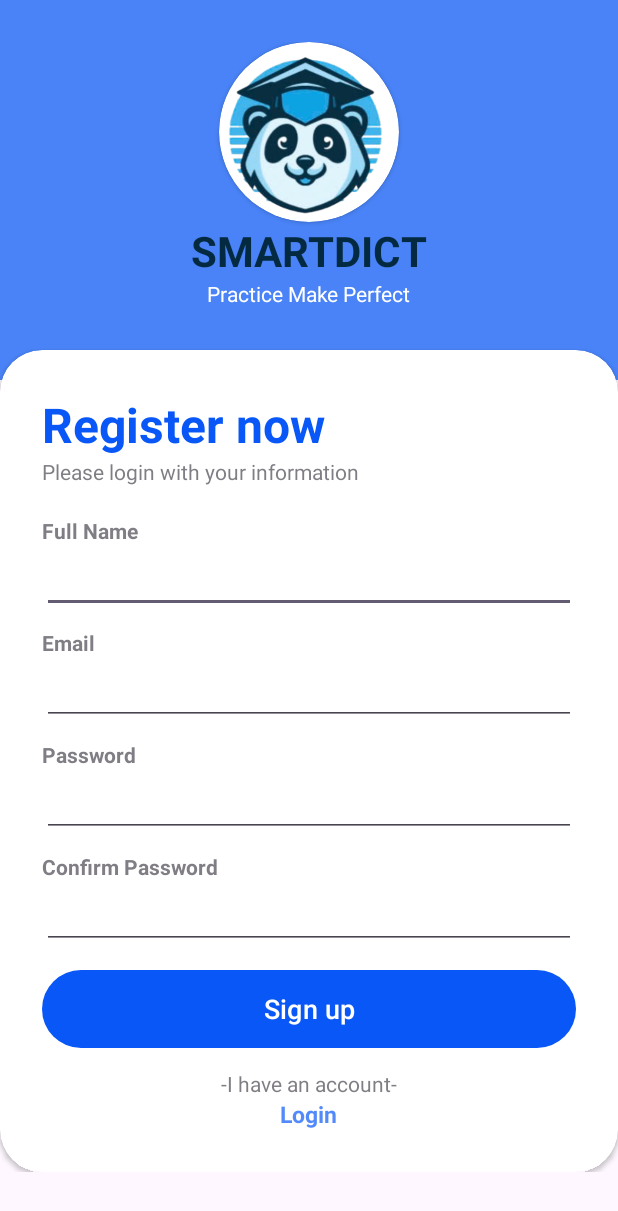
After one commit to TuanThanhIT/LTDD_ProjectCK_SmartDict, an Android app: the layout activity_sign_up.xml on its own in the app's theme, with its tools: preview values and no code run, on a phone screen of 412 x 824 dp. The commit adds this screen. Shown: the top 1211 px of the screen. Run offline under Robolectric (Android 15) with nearby library versions, the phone set to English and light mode, and no system bars.

Commit message:
update code 26/03/2025

```diff
--- a/Project_LTDD/app/build.gradle.kts
+++ b/Project_LTDD/app/build.gradle.kts
@@ -48,4 +48,5 @@ dependencies {
     androidTestImplementation(libs.ext.junit)
     androidTestImplementation(libs.espresso.core)
     implementation(libs.lottie)
+    implementation(libs.pinview)
 }
--- a/Project_LTDD/app/src/main/AndroidManifest.xml
+++ b/Project_LTDD/app/src/main/AndroidManifest.xml
@@ -17,7 +17,7 @@
         tools:targetApi="31">
 
         <activity
-            android:name=".activities.LoginActivity"
+            android:name=".activities.OTPActivity"
             android:exported="true">
             <intent-filter>
                 <action android:name="android.intent.action.MAIN" />
--- a/Project_LTDD/app/src/main/res/layout/activity_login.xml
+++ b/Project_LTDD/app/src/main/res/layout/activity_login.xml
@@ -95,6 +95,7 @@
                     android:textStyle="bold" />
 
                 <EditText
+                    android:id="@+id/edt_email"
                     android:layout_width="match_parent"
                     android:layout_height="50dp"
                     android:layout_marginStart="20dp"
@@ -108,6 +109,7 @@
                     android:paddingStart="10dp" />
 
                 <EditText
+                    android:id="@+id/edt_password"
                     android:layout_width="match_parent"
                     android:layout_height="50dp"
                     android:layout_marginStart="20dp"
@@ -154,6 +156,7 @@
                 </RelativeLayout>
 
                 <androidx.appcompat.widget.AppCompatButton
+                    android:id="@+id/btn_login"
                     android:layout_width="160dp"
                     android:layout_height="wrap_content"
                     android:layout_gravity="center_horizontal"
@@ -182,6 +185,7 @@
             app:layout_editor_absoluteY="594dp">
 
             <ImageView
+                android:id="@+id/img_gg"
                 android:layout_width="match_parent"
                 android:layout_height="match_parent"
                 android:padding="5dp"
@@ -258,6 +262,7 @@
                 app:layout_constraintTop_toTopOf="parent" />
 
             <com.airbnb.lottie.LottieAnimationView
+                android:id="@+id/btn_change_to_su_lg"
                 android:layout_width="50dp"
                 android:layout_height="50dp"
                 android:padding="5dp"
--- /dev/null
+++ b/Project_LTDD/app/src/main/res/layout/activity_sign_up.xml
@@ -0,0 +1,214 @@
+<?xml version="1.0" encoding="utf-8"?>
+<ScrollView xmlns:android="http://schemas.android.com/apk/res/android"
+    android:layout_width="match_parent"
+    android:layout_height="match_parent"
+    xmlns:tools="http://schemas.android.com/tools"
+    xmlns:app="http://schemas.android.com/apk/res-auto"
+    tools:context=".activities.SignUpActivity">
+    <RelativeLayout
+        android:layout_width="match_parent"
+        android:layout_height="wrap_content"
+        >
+        <LinearLayout
+            android:id="@+id/layout_logo"
+            android:layout_width="match_parent"
+            android:layout_height="match_parent"
+            android:orientation="vertical"
+            android:gravity="center"
+            android:padding="28dp"
+            android:background="#4983F7"
+            >
+            <!--
+            android:layout_above="@+id/card_view_sign"-->
+            <androidx.cardview.widget.CardView
+                android:layout_width="120dp"
+                android:layout_height="120dp"
+                app:cardCornerRadius="100dp"
+                >
+                <ImageView
+                    android:layout_width="wrap_content"
+                    android:layout_height="wrap_content"
+                    android:src="@drawable/logo"/>
+            </androidx.cardview.widget.CardView>
+            <TextView
+                android:layout_width="wrap_content"
+                android:layout_height="wrap_content"
+                android:text="SMARTDICT"
+                android:textSize="28dp"
+                android:textStyle="bold"
+                android:textColor="#042A41"/>
+            <TextView
+                android:layout_width="wrap_content"
+                android:layout_height="wrap_content"
+                android:text="Practice Make Perfect"
+                android:textColor="@color/white"/>
+            <View
+                android:layout_width="wrap_content"
+                android:layout_height="20dp" />
+
+        </LinearLayout>
+
+        <androidx.cardview.widget.CardView
+            android:layout_width="match_parent"
+            android:layout_height="wrap_content"
+            android:layout_alignParentBottom="true"
+            app:cardCornerRadius="28dp"
+            android:layout_marginBottom="-20dp"
+            android:id="@+id/card_view_sign"
+            android:layout_below="@+id/layout_logo"
+            >
+
+            <LinearLayout
+                android:layout_width="match_parent"
+                android:layout_height="wrap_content"
+                android:orientation="vertical"
+                android:padding="28dp"
+                >
+
+                <TextView
+                    android:layout_width="wrap_content"
+                    android:layout_height="wrap_content"
+                    android:text="Register now"
+                    android:textColor="@color/primary"
+                    android:textSize="32sp"
+                    android:textStyle="bold" />
+
+                <TextView
+                    android:layout_width="wrap_content"
+                    android:layout_height="wrap_content"
+                    android:alpha="0.7"
+                    android:text="Please login with your information" />
+
+                <View
+                    android:layout_width="wrap_content"
+                    android:layout_height="20dp" />
+
+                <TextView
+                    android:layout_width="wrap_content"
+                    android:layout_height="wrap_content"
+                    android:alpha="0.7"
+                    android:text="Full Name"
+                    android:textStyle="bold" />
+
+                <EditText
+                    android:id="@+id/edt_full_name"
+                    android:layout_width="match_parent"
+                    android:layout_height="wrap_content"
+                    android:inputType="text" />
+
+
+                <View
+                    android:layout_width="wrap_content"
+                    android:layout_height="10dp" />
+
+                <TextView
+                    android:layout_width="wrap_content"
+                    android:layout_height="wrap_content"
+                    android:alpha="0.7"
+                    android:text="Email"
+                    android:textStyle="bold" />
+
+                <EditText
+                    android:id="@+id/edt_email_su"
+                    android:layout_width="match_parent"
+                    android:layout_height="wrap_content"
+                    android:inputType="textEmailAddress"/>
+                <!---->
+
+                <View
+                    android:layout_width="wrap_content"
+                    android:layout_height="10dp" />
+
+                <TextView
+                    android:layout_width="wrap_content"
+                    android:layout_height="wrap_content"
+                    android:alpha="0.7"
+                    android:text="Password"
+                    android:textStyle="bold" />
+
+                <EditText
+                    android:id="@+id/edt_password_su"
+                    android:layout_width="match_parent"
+                    android:layout_height="wrap_content"
+                    android:inputType="textPassword" />
+
+
+                <View
+                    android:layout_width="wrap_content"
+                    android:layout_height="10dp" />
+
+                <TextView
+                    android:layout_width="wrap_content"
+                    android:layout_height="wrap_content"
+                    android:alpha="0.7"
+                    android:text="Confirm Password"
+                    android:textStyle="bold" />
+
+                <EditText
+                    android:id="@+id/edt_confirm_password"
+                    android:layout_width="match_parent"
+                    android:layout_height="wrap_content"
+                    android:inputType="textPassword" />
+
+
+                <View
+                    android:layout_width="wrap_content"
+                    android:layout_height="10dp" />
+
+                <com.google.android.material.button.MaterialButton
+                    android:id="@+id/btn_sign_up"
+                    android:layout_width="match_parent"
+                    android:layout_height="60dp"
+                    android:text="Sign up"
+                    android:textSize="18dp"
+                    app:cornerRadius="48dp" />
+
+                <View
+                    android:layout_width="wrap_content"
+                    android:layout_height="10dp" />
+
+                <TextView
+                    android:layout_width="wrap_content"
+                    android:layout_height="wrap_content"
+                    android:layout_gravity="center"
+                    android:alpha="0.7"
+                    android:text="-I have an account-" />
+
+                <LinearLayout
+                    android:layout_width="match_parent"
+                    android:layout_height="wrap_content"
+                    android:gravity="center"
+                    android:orientation="horizontal">
+
+
+                </LinearLayout>
+
+                <LinearLayout
+                    android:layout_width="match_parent"
+                    android:layout_height="wrap_content"
+                    android:gravity="center"
+                    android:orientation="horizontal">
+
+
+                    <TextView
+                        android:id="@+id/tv_change_to_login_su"
+                        android:layout_width="wrap_content"
+                        android:layout_height="wrap_content"
+                        android:layout_gravity="center"
+                        android:alpha="0.7"
+                        android:text="Login"
+                        android:textColor="@color/primary"
+
+                        android:textSize="15sp"
+
+
+                        android:textStyle="bold" />
+                </LinearLayout>
+
+
+            </LinearLayout>
+
+        </androidx.cardview.widget.CardView>
+
+    </RelativeLayout>
+</ScrollView>
--- a/Project_LTDD/gradle/libs.versions.toml
+++ b/Project_LTDD/gradle/libs.versions.toml
@@ -10,6 +10,7 @@ constraintlayout = "2.2.0"
 retrofit = "2.9.0"
 okhttp = "4.9.1"
 lottieVersion = "6.6.4"
+pinviewVersion = "1.4.4"
 
 [libraries]
 junit = { group = "junit", name = "junit", version.ref = "junit" }
@@ -23,6 +24,8 @@ retrofit = { group = "com.squareup.retrofit2", name = "retrofit", version.ref =
 converter-gson = { group = "com.squareup.retrofit2", name = "converter-gson", version.ref = "retrofit" }
 logging-interceptor = { group = "com.squareup.okhttp3", name = "logging-interceptor", version.ref = "okhttp" }
 lottie = {group = "com.airbnb.android", name = "lottie", version.ref = "lottieVersion"}
+pinview = { group = "io.github.chaosleung", name = "pinview", version.ref = "pinviewVersion" }
+
 
 [plugins]
 android-application = { id = "com.android.application", version.ref = "agp" }
```
Also changed, not shown: Project_LTDD/app/src/main/java/com/example/project_ltdd/activities/OTPActivity.java (added, +16 -0 lines), Project_LTDD/app/src/main/java/com/example/project_ltdd/activities/SignUpActivity.java (added, +16 -0 lines), Project_LTDD/app/src/main/res/drawable/button_hover_background.xml (added, +25 -0 lines), Project_LTDD/app/src/main/res/layout/activity_otp.xml (added, +122 -0 lines), Project_LTDD/app/src/main/res/drawable/cloud.jpg (added), Project_LTDD/app/src/main/res/drawable/send_mail.png (added).
